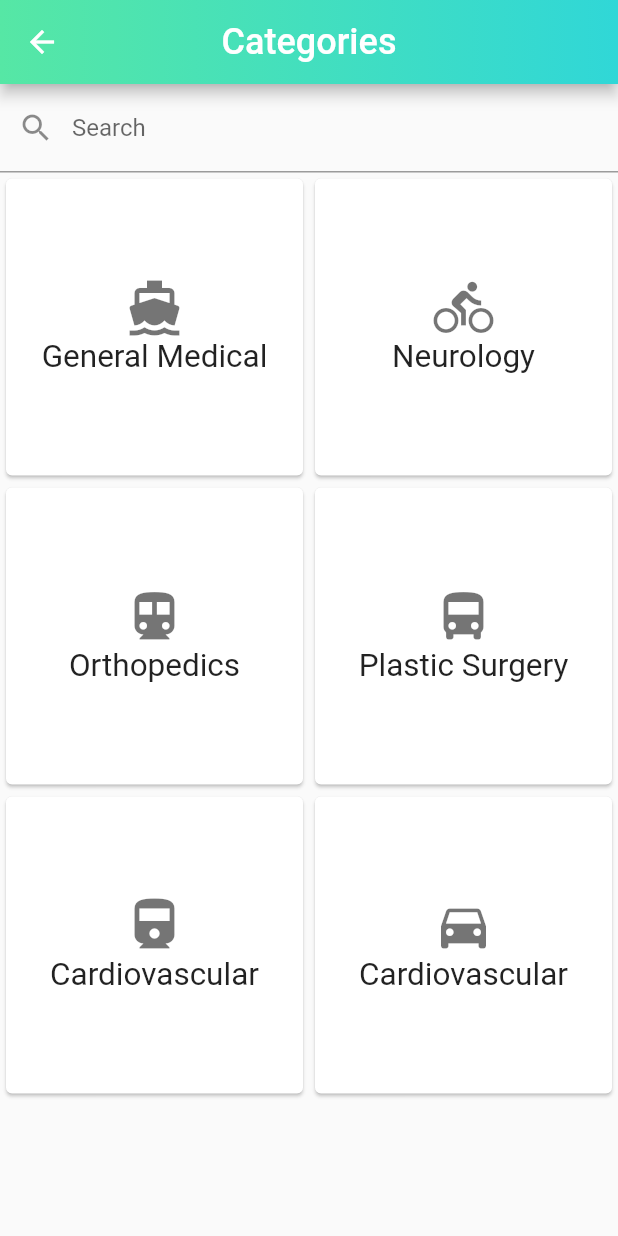
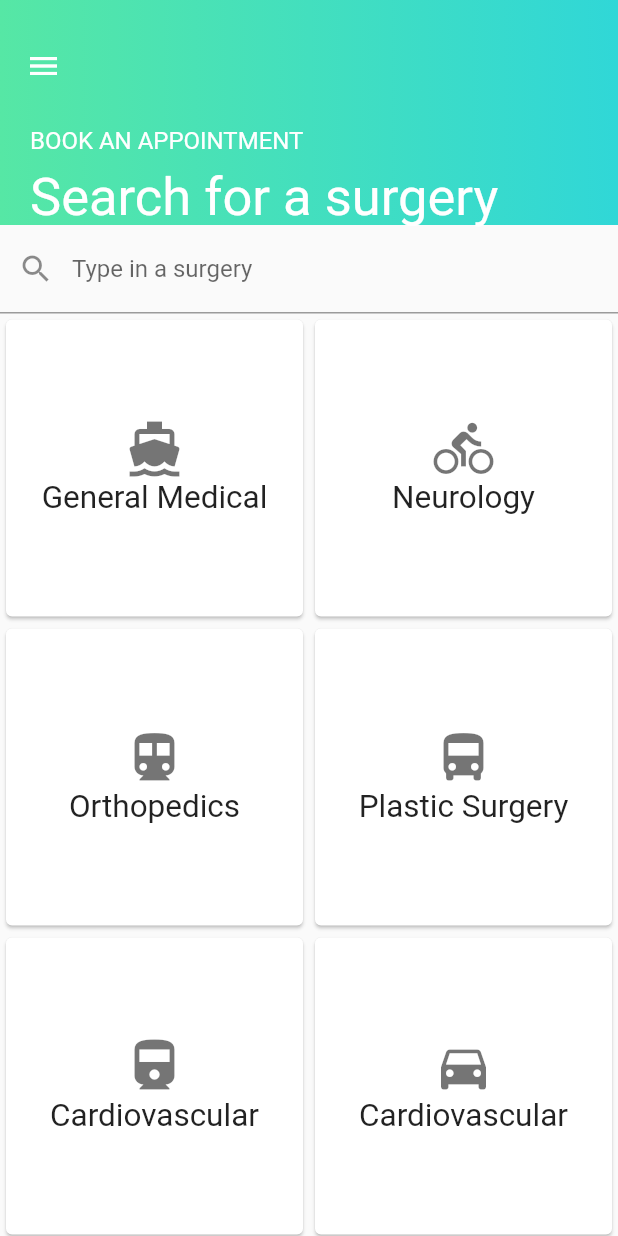
Before and after one commit to mohmahendra/medix, a Flutter app: the ListCategoriesRoute screen opened directly, on a phone screen of 412 x 824 dp. Run offline on Flutter 3.47's test engine with Material 2 defaults, Android fonts, the phone set to English and light mode, and no system bars.

Commit message:
Added Drawer, and 3 line CustomAppBar

```diff
--- a/lib/ReusableMaterial.dart
+++ b/lib/ReusableMaterial.dart
@@ -16,7 +16,7 @@ class ReusableMaterial {
             colors: [appBarColorleft,appBarColorRight]
           )
         ),
-      )
+      ),
     );
   }
 
@@ -42,3 +42,66 @@ class ReusableMaterial {
     );
   }
 }
+
+
+class ThreeLineCustomAppBar extends StatelessWidget implements PreferredSizeWidget {
+  final double height;
+  final appBarColorleft = const Color(0xFF56E7A5);
+  final appBarColorRight = const Color(0xFF30D7D7);
+
+  const ThreeLineCustomAppBar({
+    Key key,
+    @required this.height
+  }) : super(key:key);
+
+  @override
+  Widget build(BuildContext context) {
+    return Container(
+      decoration: BoxDecoration(
+        gradient: LinearGradient(
+          begin: Alignment.centerLeft,
+          end: Alignment.centerRight,
+          colors: [appBarColorleft, appBarColorRight]
+        )
+      ),
+      child: Column(
+        crossAxisAlignment: CrossAxisAlignment.start,
+          children: <Widget>[
+            Padding(
+              padding: EdgeInsets.fromLTRB(5, 20, 20, 8),
+              child: IconButton(
+                icon: Icon(Icons.menu),
+                color: Colors.white,
+                onPressed: () {
+                  Scaffold.of(context).openDrawer();
+                },
+              ),
+            ),
+            Padding(
+              padding: const EdgeInsets.fromLTRB(20, 8, 20, 4),
+              child: Text(
+                'BOOK AN APPOINTMENT',
+                style: TextStyle(
+                  fontSize: 16,
+                  color: Colors.white
+                ),
+              ),
+            ),
+            Padding(
+              padding: const EdgeInsets.fromLTRB(20, 4, 20, 8),
+              child: Text(
+                'Search for a surgery',
+                style: TextStyle(
+                  fontSize: 35,
+                  color: Colors.white
+                ),
+              ),
+            ),
+          ],
+      ),
+    );
+  }
+
+  @override
+  Size get preferredSize => Size.fromHeight(height);
+}
--- a/lib/main.dart
+++ b/lib/main.dart
@@ -16,13 +16,13 @@ class MyApp extends StatelessWidget {
       theme: ThemeData(
         primarySwatch: Colors.blue
       ),
-//      home: MyHomePage(),
-    home: Scaffold(
-      appBar: AppBar(
-        title: Text("Tes Form"),
-      ),
-      body: MyCustomForm(),
-    ),
+      home: MyHomePage(),
+//    home: Scaffold(
+//      appBar: AppBar(
+//        title: Text("Tes Form"),
+//      ),
+//      body: MyCustomForm(),
+//    ),
     );
   }
 }
@@ -86,18 +86,19 @@ class ListCategoriesRoute extends StatelessWidget {
   @override
   Widget build(BuildContext context) {
     return Scaffold(
-      appBar: new ReusableMaterial().getAppBar("Categories"),
+      appBar: ThreeLineCustomAppBar(height: 150),
       body: Container(
         child: Column(
+          crossAxisAlignment: CrossAxisAlignment.start,
           children: <Widget>[
             TextField(
               decoration: InputDecoration(
-                labelText: "Search",
+                labelText: "Type in a surgery",
                 hintText: "e.g. Hair Transplant",
                 prefixIcon: Icon(Icons.search)
               ),
             ),
-            new Expanded(
+           Expanded(
               child: GridView.count(
                 crossAxisCount: 2,
                 children: List.generate(choices.length, (index) {
@@ -114,7 +115,32 @@ class ListCategoriesRoute extends StatelessWidget {
             )
           ],
         ),
-      )
+      ),
+      drawer: Drawer(
+        child: ListView(
+          padding: EdgeInsets.zero,
+          children: <Widget>[
+            DrawerHeader(
+              child: Text('Drawer Header'),
+              decoration: BoxDecoration(
+                color: Colors.blueAccent
+              ),
+            ),
+            ListTile(
+              title: Text('item 1'),
+              onTap: () {
+
+              },
+            ),
+            ListTile(
+              title: Text('item 2'),
+              onTap: () {
+
+              },
+            )
+          ],
+        ),
+      ),
     );
   }
   goToCategoriesRoute(BuildContext context, int index) {
```
